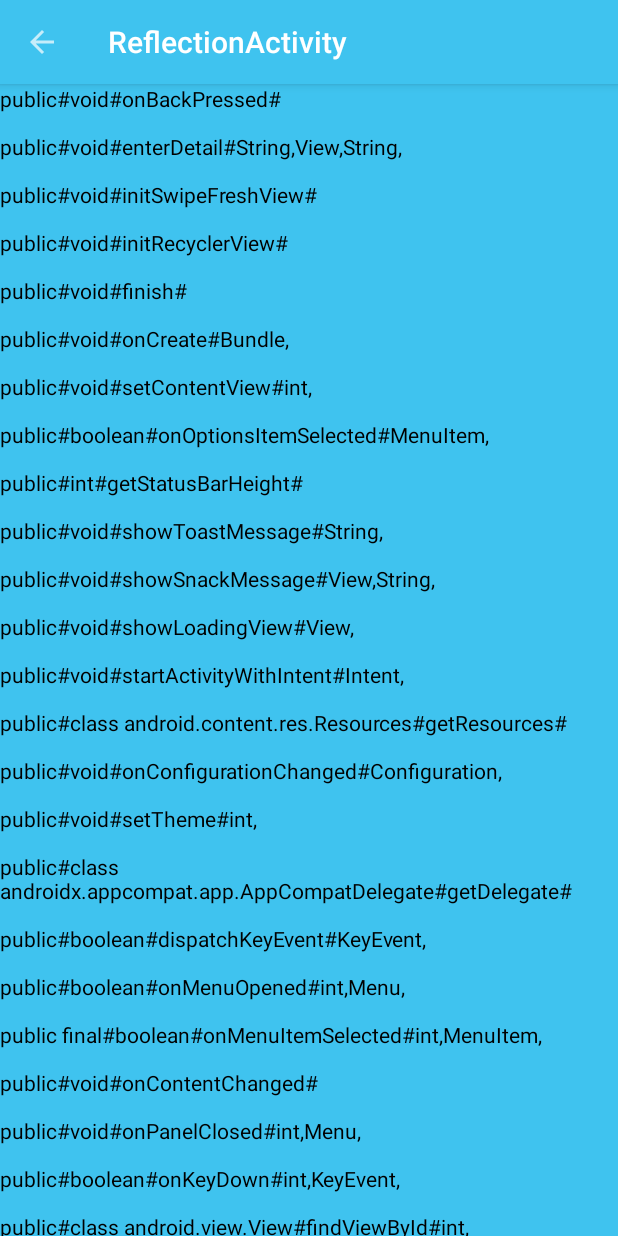
After one commit to hljwang3874149/ElephantReader, an Android app: the ReflectionActivity screen opened directly, with no data from a screen before it, on a phone screen of 412 x 824 dp. The commit adds this screen. Run offline under Robolectric (Android 15) with nearby library versions, the phone set to English and light mode, and no system bars; our stand-ins replace ButterKnife.

Commit message:
add refection test activity and unsubscribe

```diff
--- a/app/build.gradle
+++ b/app/build.gradle
@@ -21,7 +21,7 @@ android {
     buildTypes {
         release {
             minifyEnabled false
-            proguardFiles getDefaultProguardFile('proguard-android.txt'), 'proguard-rules.pro'
+//            proguardFiles getDefaultProguardFile('proguard-android.txt'), 'proguard-rules.pro'
         }
     }
 }
--- a/app/src/main/java/reader/simple/com/simple_reader/animator/MyBaseItemAnimtor.java
+++ b/app/src/main/java/reader/simple/com/simple_reader/animator/MyBaseItemAnimtor.java
@@ -701,7 +701,7 @@ public class MyBaseItemAnimtor extends SimpleItemAnimator {
 
 
     protected long getAddDelay(final RecyclerView.ViewHolder holder) {
-        return Math.abs(holder.getAdapterPosition() % 6 * getAddDuration() / 4);
+        return Math.abs(holder.getAdapterPosition() % 4 * getAddDuration() / 4);
     }
 
     protected long getRemoveDelay(final RecyclerView.ViewHolder holder) {
--- /dev/null
+++ b/app/src/main/java/reader/simple/com/simple_reader/ui/activity/ReflectionActivity.java
@@ -0,0 +1,53 @@
+package reader.simple.com.simple_reader.ui.activity;
+
+import android.widget.TextView;
+
+import java.lang.reflect.Method;
+import java.lang.reflect.Modifier;
+
+import butterknife.InjectView;
+import reader.simple.com.simple_reader.R;
+import reader.simple.com.simple_reader.ui.activity.base.BaseActivity;
+
+public class ReflectionActivity extends BaseActivity {
+
+    @InjectView(R.id.refection_content)
+    TextView refectionContent;
+
+    @Override
+    protected boolean pendingTransition() {
+        return false;
+    }
+
+    @Override
+    protected TransitionMode getTransitionMode() {
+        return null;
+    }
+
+    @Override
+    protected int getContentViewLayoutID() {
+        return R.layout.activity_reflection;
+    }
+
+    @Override
+    protected void initViewsAndEvents() {
+
+        Class<?> clazz = MainActivity.class;
+        Method[] methods = clazz.getMethods();
+        StringBuilder mStringBuilder = new StringBuilder();
+        for (Method method : methods) {
+            mStringBuilder.append(Modifier.toString(method.getModifiers())).append("#");
+            mStringBuilder.append(method.getReturnType()).append("#");
+            mStringBuilder.append(method.getName()).append("#");
+            Class<?>[] params = method.getParameterTypes();
+            if (params != null) {
+                for (Class<?> mClass : params) {
+                    mStringBuilder.append(mClass.getSimpleName()).append(",");
+                }
+            }
+            mStringBuilder.append("\r\n\n");
+        }
+        refectionContent.setText(mStringBuilder.toString());
+    }
+
+}
--- /dev/null
+++ b/app/src/main/res/layout/activity_reflection.xml
@@ -0,0 +1,20 @@
+<?xml version="1.0" encoding="utf-8"?>
+<android.support.design.widget.CoordinatorLayout
+    xmlns:android="http://schemas.android.com/apk/res/android"
+    xmlns:tools="http://schemas.android.com/tools"
+    android:layout_width="match_parent"
+    android:layout_height="wrap_content"
+    tools:context="reader.simple.com.simple_reader.ui.activity.ReflectionActivity">
+
+    <android.support.design.widget.AppBarLayout
+        android:layout_width="match_parent"
+        android:layout_height="wrap_content"
+        android:theme="@style/SwipeBackTheme.AppBarOverlay">
+
+       <include layout="@layout/common_toolbar"/>
+
+    </android.support.design.widget.AppBarLayout>
+
+    <include layout="@layout/content_reflection"/>
+
+</android.support.design.widget.CoordinatorLayout>
--- /dev/null
+++ b/app/src/main/res/layout/content_reflection.xml
@@ -0,0 +1,18 @@
+<?xml version="1.0" encoding="utf-8"?>
+<android.support.v4.widget.NestedScrollView
+    xmlns:android="http://schemas.android.com/apk/res/android"
+    xmlns:tools="http://schemas.android.com/tools"
+    android:layout_width="match_parent"
+    android:layout_height="match_parent"
+    android:layout_marginTop="?attr/actionBarSize"
+    tools:context="reader.simple.com.simple_reader.ui.activity.ReflectionActivity"
+    tools:showIn="@layout/activity_reflection">
+
+    <TextView
+        android:id="@+id/refection_content"
+        android:layout_width="match_parent"
+        android:layout_height="wrap_content"
+        android:textColor="@android:color/black"
+        android:textSize="14sp"/>
+
+</android.support.v4.widget.NestedScrollView>
--- a/app/src/main/res/values/dimens.xml
+++ b/app/src/main/res/values/dimens.xml
@@ -4,4 +4,5 @@
     <dimen name="activity_vertical_margin">16dp</dimen>
     <dimen name="fab_margin">16dp</dimen>
     <dimen name="about_margin">50dp</dimen>
+    <dimen name="drop_image_size">150dp</dimen>
 </resources>
--- a/build.gradle
+++ b/build.gradle
@@ -15,7 +15,7 @@ buildscript {
         mavenCentral()
     }
     dependencies {
-        classpath 'com.android.tools.build:gradle:2.1.0-alpha5'
+        classpath 'com.android.tools.build:gradle:2.1.0-beta3'
         classpath 'me.tatarka:gradle-retrolambda:3.2.4'
         classpath 'me.tatarka.retrolambda.projectlombok:lombok.ast:0.2.3.a2'
 
--- a/gradle.properties
+++ b/gradle.properties
@@ -10,9 +10,11 @@
 # Specifies the JVM arguments used for the daemon process.
 # The setting is particularly useful for tweaking memory settings.
 # Default value: -Xmx10248m -XX:MaxPermSize=256m
-# org.gradle.jvmargs=-Xmx2048m -XX:MaxPermSize=512m -XX:+HeapDumpOnOutOfMemoryError -Dfile.encoding=UTF-8
+
+#  -XX:+HeapDumpOnOutOfMemoryError -Dfile.encoding=UTF-8
 
 # When configured, Gradle will run in incubating parallel mode.
 # This option should only be used with decoupled projects. More details, visit
 # http://www.gradle.org/docs/current/userguide/multi_project_builds.html#sec:decoupled_projects
-# org.gradle.parallel=true
+ org.gradle.parallel=true
+ org.gradle.jvmargs=-Xmx2048m -XX:MaxPermSize=512m
```
Also changed, not shown: app/src/main/AndroidManifest.xml (+16 -5 lines), app/src/main/java/reader/simple/com/simple_reader/common/DoubleClickExitHelper.java (added, +96 -0 lines), app/src/main/java/reader/simple/com/simple_reader/presenter/impl/WebTextPresenter.java (+6 -6 lines), app/src/main/java/reader/simple/com/simple_reader/test/DropImageActiviy.java (added, +82 -0 lines), app/src/main/java/reader/simple/com/simple_reader/ui/activity/MainActivity.java (+56 -26 lines), app/src/main/java/reader/simple/com/simple_reader/ui/activity/base/BaseSwipeActivity.java (+3 -4 lines), app/src/main/res/layout/activity_drop_image_activiy.xml (added, +22 -0 lines), app/src/main/res/layout/content_drop_image_activiy.xml (added, +22 -0 lines), app/src/main/res/values/strings.xml (+10 -0 lines), app/src/main/res/drawable/an.jpg (added).
